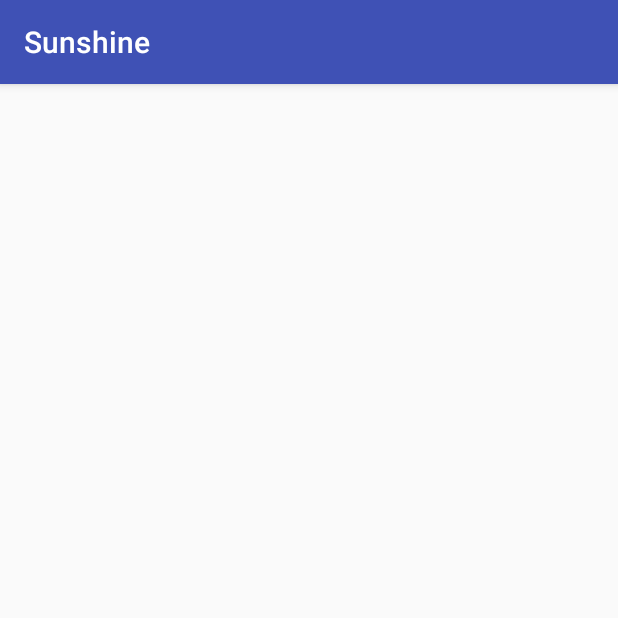
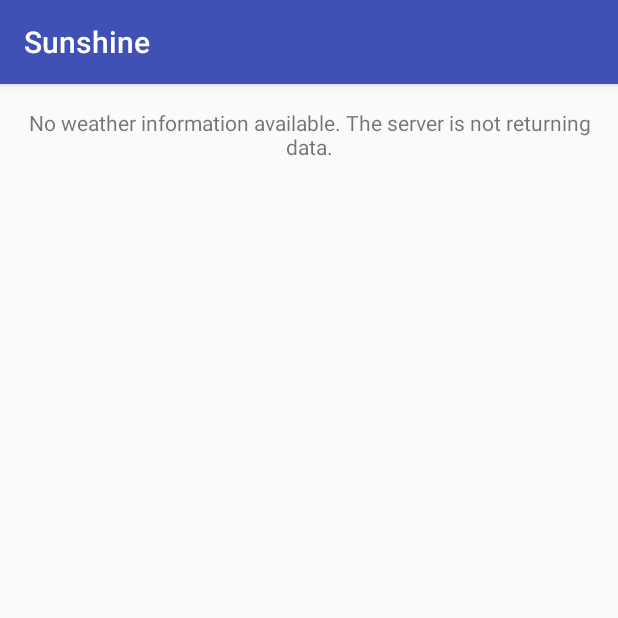
Before and after one commit to ClarisseSan/WeatherApp, an Android app: the screen it shows after launch (WeatherListActivity), on a phone screen of 412 x 824 dp, the top half of it. Run offline under Robolectric (Android 15) with nearby library versions, the phone set to English and light mode, and no system bars.

Commit message:
feat: add notification to user why list is empty

```diff
--- a/app/src/main/java/com/example/isse/weatherapp/adapter/CursorRecyclerViewAdapter.java
+++ b/app/src/main/java/com/example/isse/weatherapp/adapter/CursorRecyclerViewAdapter.java
@@ -4,6 +4,7 @@ import android.content.Context;
 import android.database.Cursor;
 import android.database.DataSetObserver;
 import android.support.v7.widget.RecyclerView;
+import android.view.View;
 
 /**
  * Created by isse on 05/10/2016.
@@ -13,6 +14,7 @@ import android.support.v7.widget.RecyclerView;
  */
 public abstract class CursorRecyclerViewAdapter<VH extends RecyclerView.ViewHolder> extends RecyclerView.Adapter<VH> {
 
+    private final View mEmptyView;
     private Context mContext;
 
     private Cursor mCursor;
@@ -23,7 +25,7 @@ public abstract class CursorRecyclerViewAdapter<VH extends RecyclerView.ViewHold
 
     private DataSetObserver mDataSetObserver;
 
-    public CursorRecyclerViewAdapter(Context context, Cursor cursor) {
+    public CursorRecyclerViewAdapter(Context context, Cursor cursor, View emptyView) {
         mContext = context;
         mCursor = cursor;
         mDataValid = cursor != null;
@@ -32,6 +34,7 @@ public abstract class CursorRecyclerViewAdapter<VH extends RecyclerView.ViewHold
         if (mCursor != null) {
             mCursor.registerDataSetObserver(mDataSetObserver);
         }
+        mEmptyView = emptyView;
     }
 
     public Cursor getCursor() {
@@ -104,10 +107,13 @@ public abstract class CursorRecyclerViewAdapter<VH extends RecyclerView.ViewHold
             mRowIdColumn = newCursor.getColumnIndexOrThrow("_id");
             mDataValid = true;
             notifyDataSetChanged();
+            mEmptyView.setVisibility(getItemCount() == 0 ? View.VISIBLE : View.GONE);
+
         } else {
             mRowIdColumn = -1;
             mDataValid = false;
             notifyDataSetChanged();
+            mEmptyView.setVisibility(getItemCount() == 0 ? View.VISIBLE : View.GONE);
             //There is no notifyDataSetInvalidated() method in RecyclerView.Adapter
         }
         return oldCursor;
--- a/app/src/main/java/com/example/isse/weatherapp/adapter/MyWeatherCursorAdapter.java
+++ b/app/src/main/java/com/example/isse/weatherapp/adapter/MyWeatherCursorAdapter.java
@@ -21,8 +21,8 @@ import com.example.isse.weatherapp.data.WeatherContract.WeatherEntry;
 public class MyWeatherCursorAdapter extends CursorRecyclerViewAdapter<MyWeatherCursorAdapter.ViewHolder> {
     private Context mContext;
 
-    public MyWeatherCursorAdapter(Context context, Cursor cursor){
-        super(context,cursor);
+    public MyWeatherCursorAdapter(Context context, Cursor cursor, View emptyView){
+        super(context,cursor,emptyView);
         mContext = context;
     }
 
--- a/app/src/main/java/com/example/isse/weatherapp/service/WeatherTaskService.java
+++ b/app/src/main/java/com/example/isse/weatherapp/service/WeatherTaskService.java
@@ -1,8 +1,9 @@
 package com.example.isse.weatherapp.service;
 
 import android.content.Context;
-import android.os.AsyncTask;
+import android.database.Cursor;
 
+import com.example.isse.weatherapp.data.WeatherContract;
 import com.example.isse.weatherapp.task.DownloadWeatherTask;
 import com.google.android.gms.gcm.GcmTaskService;
 import com.google.android.gms.gcm.TaskParams;
@@ -12,17 +13,33 @@ import com.google.android.gms.gcm.TaskParams;
  */
 public class WeatherTaskService extends GcmTaskService {
     private Context mContext;
+
     public WeatherTaskService(Context context) {
         this.mContext = context;
     }
+
     public WeatherTaskService() {
     }
 
     @Override
     public int onRunTask(TaskParams taskParams) {
         if (taskParams.getTag().equals("init")) {
+
+            //update weather forecast by
+            //deleting all forecast data in database then load it again.
+
+            Cursor cursor = mContext.getContentResolver().query(WeatherContract.WeatherEntry.CONTENT_URI,
+                    null,
+                    null,
+                    null,
+                    null);
+
+            if (cursor != null) {
+                mContext.getContentResolver().delete(WeatherContract.WeatherEntry.CONTENT_URI, null, null);
+            }
             DownloadWeatherTask downloadWeatherTask = new DownloadWeatherTask(mContext);
             downloadWeatherTask.execute();
+
         }
         return 0;
     }
--- a/app/src/main/java/com/example/isse/weatherapp/ui/WeatherListActivity.java
+++ b/app/src/main/java/com/example/isse/weatherapp/ui/WeatherListActivity.java
@@ -19,6 +19,7 @@ import android.util.Log;
 import android.view.LayoutInflater;
 import android.view.View;
 import android.view.ViewGroup;
+import android.widget.TextView;
 import android.widget.Toast;
 
 import com.example.isse.weatherapp.R;
@@ -81,10 +82,6 @@ public class WeatherListActivity extends AppCompatActivity implements LoaderCall
 
         checkPlayServices();
 
-        //initialize cursor loader
-        getLoaderManager().initLoader(CURSOR_LOADER_ID, null, this);
-
-        mCursorAdapter = new MyWeatherCursorAdapter(this, null);
 
         // The intent service is for executing immediate pulls from the Weather API
         // GCMTaskService can only schedule tasks, they cannot execute immediately
@@ -99,7 +96,16 @@ public class WeatherListActivity extends AppCompatActivity implements LoaderCall
             }
         }
 
+        //initialize cursor loader
+        getLoaderManager().initLoader(CURSOR_LOADER_ID, null, this);
+
         View recyclerView = findViewById(R.id.weather_list);
+
+        //set empty view
+        View emptyView = findViewById(R.id.recyclerview_weather_empty);
+
+        mCursorAdapter = new MyWeatherCursorAdapter(this, null, emptyView);
+
         assert recyclerView != null;
         setupRecyclerView((RecyclerView) recyclerView);
 
@@ -162,9 +168,30 @@ public class WeatherListActivity extends AppCompatActivity implements LoaderCall
         mCursorAdapter.swapCursor(data);
         mCursor = data;
 
-        //TODO notify user of an empty view
-        //updateEmptyView();
+        //notify user of an empty view
+        updateEmptyView();
 
+    }
+
+    /*
+        Updates the empty list view with contextually relevant information that the user can
+        use to determine why they aren't seeing weather.
+     */
+    private void updateEmptyView() {
+        if (mCursorAdapter.getItemCount() == 0) {
+            TextView tv = (TextView) findViewById(R.id.recyclerview_weather_empty);
+            if (null != tv) {
+                int message;
+                if (!isConnected) {
+                    //network is not available
+                    message = R.string.empty_list_no_network;
+                } else {
+                    //network is available but still doesn't fetch data
+                    message = R.string.empty_weather_list;
+                }
+                tv.setText(message);
+            }
+        }
     }
 
     @Override
--- a/app/src/main/res/layout/activity_weather_list.xml
+++ b/app/src/main/res/layout/activity_weather_list.xml
@@ -28,6 +28,22 @@
         app:layout_behavior="@string/appbar_scrolling_view_behavior">
 
         <include layout="@layout/weather_list" />
+
+
+        <!-- empty list -->
+        <TextView
+            android:id="@+id/recyclerview_weather_empty"
+            android:layout_width="match_parent"
+            android:layout_height="match_parent"
+            android:gravity="center_horizontal"
+            android:paddingBottom="@dimen/text_margin"
+            android:paddingEnd="@dimen/text_margin"
+            android:paddingLeft="@dimen/text_margin"
+            android:paddingRight="@dimen/text_margin"
+            android:paddingStart="@dimen/text_margin"
+            android:paddingTop="@dimen/text_margin"
+            android:text="@string/empty_weather_list" />
+
     </FrameLayout>
 
 
--- a/app/src/main/res/values/strings.xml
+++ b/app/src/main/res/values/strings.xml
@@ -4,4 +4,6 @@
     <string name="unsupported_device">This device is not supported.</string>
     <string name="network_toast">This app requires an internet connection</string>
     <string name="content_authority">com.example.isse.weatherapp.data.WeatherProvider</string>
+    <string name="empty_weather_list">No weather information available. The server is not returning data.</string>
+    <string name="empty_list_no_network">No weather information available. The network is not available to fetch weather.</string>
 </resources>
```
